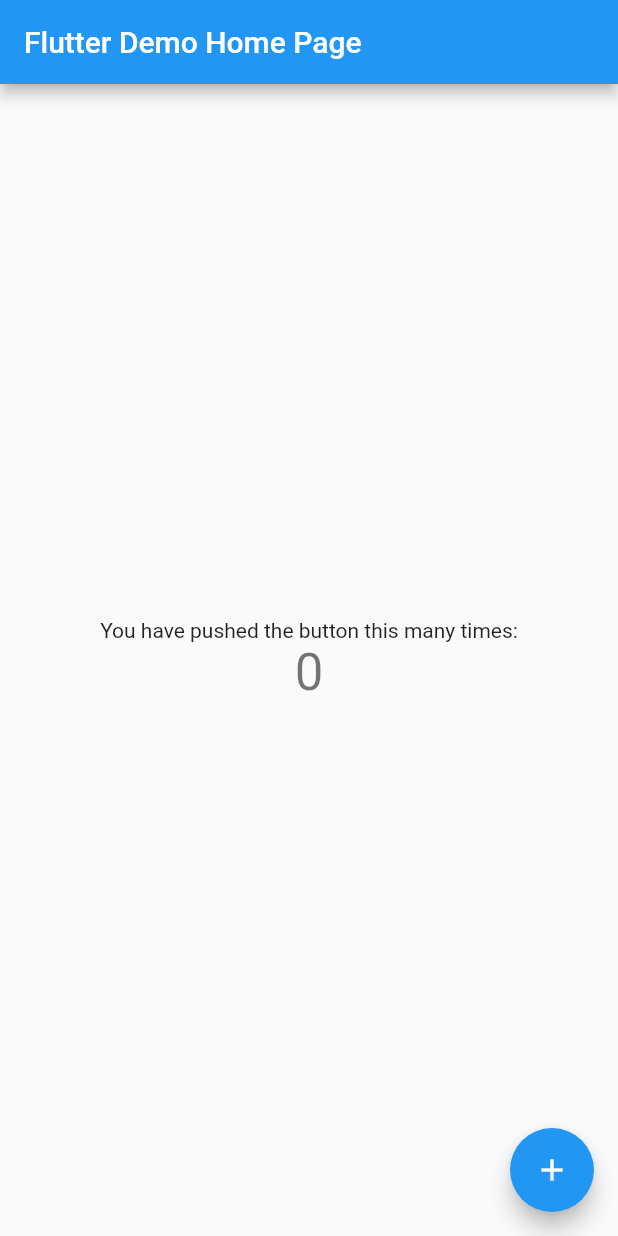
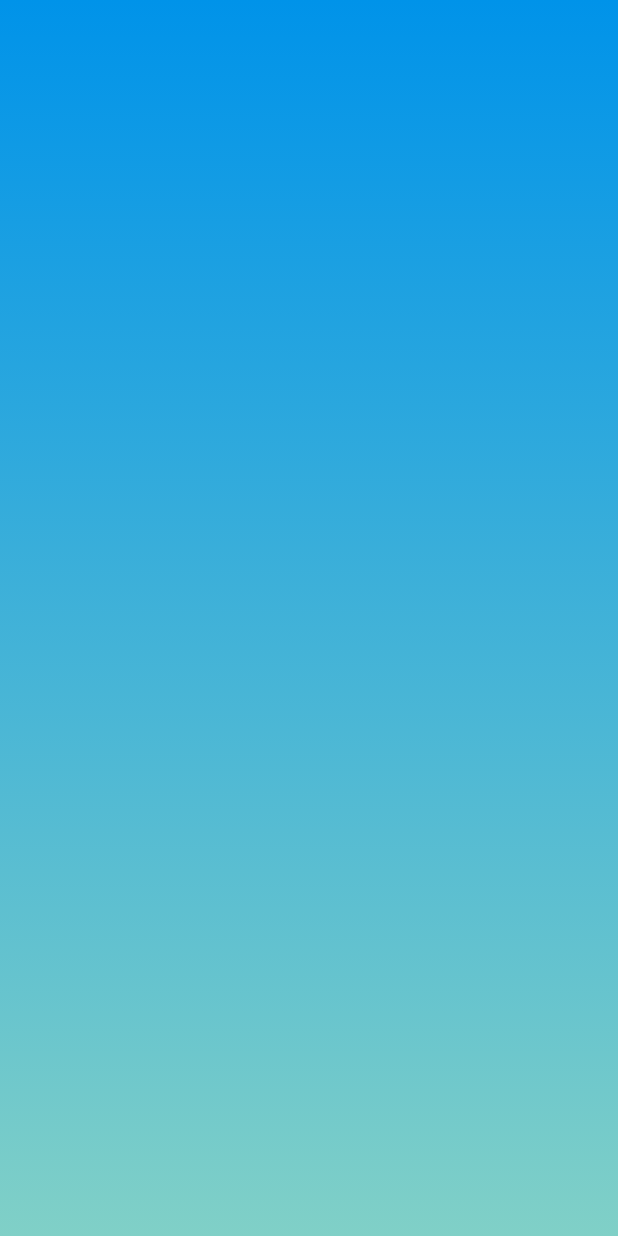
Before and after one commit to okifirsyah404/tugas_workshop_aplikasi_mobile_framework, a Flutter app: the screen it shows after launch, on a phone screen of 412 x 824 dp. Run offline on Flutter 3.47's test engine with Material 2 defaults, Android fonts, the phone set to English and light mode, and no system bars.

Commit message:
Update Tugas

```diff
--- a/lib/main.dart
+++ b/lib/main.dart
@@ -1,66 +1,34 @@
 import 'package:flutter/material.dart';
 
 void main() {
-  runApp(const MyApp());
+  runApp(const MainApp());
 }
 
-class MyApp extends StatelessWidget {
-  const MyApp({super.key});
+class MainApp extends StatefulWidget {
+  const MainApp({super.key});
 
+  @override
+  State<MainApp> createState() => _MainAppState();
+}
+
+class _MainAppState extends State<MainApp> {
   @override
   Widget build(BuildContext context) {
     return MaterialApp(
-      title: 'Tugas Framework Flutter',
-      theme: ThemeData(
-        primarySwatch: Colors.blue,
-      ),
-      home: const MyHomePage(title: 'Flutter Demo Home Page'),
-    );
-  }
-}
-
-class MyHomePage extends StatefulWidget {
-  const MyHomePage({super.key, required this.title});
-
-  final String title;
-
-  @override
-  State<MyHomePage> createState() => _MyHomePageState();
-}
-
-class _MyHomePageState extends State<MyHomePage> {
-  int _counter = 0;
-
-  void _incrementCounter() {
-    setState(() {
-      _counter++;
-    });
-  }
-
-  @override
-  Widget build(BuildContext context) {
-    return Scaffold(
-      appBar: AppBar(
-        title: Text(widget.title),
-      ),
-      body: Center(
-        child: Column(
-          mainAxisAlignment: MainAxisAlignment.center,
-          children: <Widget>[
-            const Text(
-              'You have pushed the button this many times:',
+      home: Scaffold(
+        body: Container(
+          decoration: const BoxDecoration(
+            gradient: LinearGradient(
+              begin: Alignment.topCenter,
+              end: Alignment.bottomCenter,
+              colors: [
+                Color(0xFF0093E9),
+                Color(0xFF80D0C7),
+              ],
+              tileMode: TileMode.mirror,
             ),
-            Text(
-              '$_counter',
-              style: Theme.of(context).textTheme.headline4,
-            ),
-          ],
+          ),
         ),
-      ),
-      floatingActionButton: FloatingActionButton(
-        onPressed: _incrementCounter,
-        tooltip: 'Increment',
-        child: const Icon(Icons.add),
       ),
     );
   }
```
Also changed, not shown: 1 other file.
